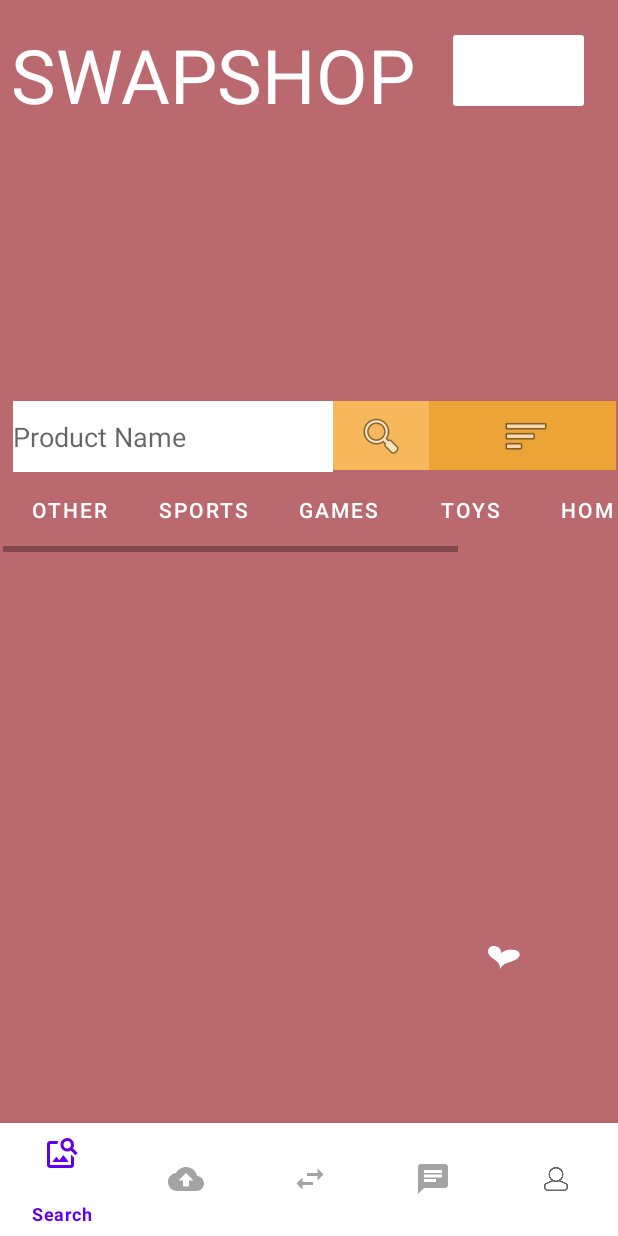
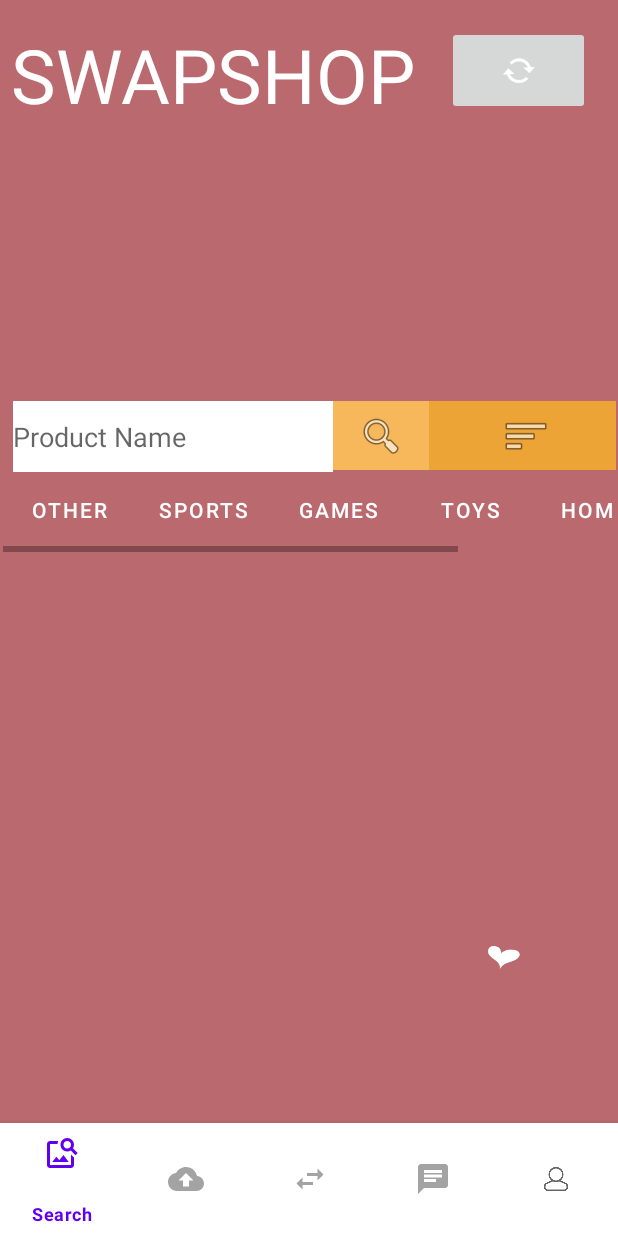
Before and after one commit to CC-SwapShop/TestRepo, an Android app: the UserMenu screen opened directly, with no data from a screen before it, on a phone screen of 412 x 824 dp. Run offline under Robolectric (Android 15) with nearby library versions, the phone set to English and light mode, and no system bars; our stand-ins replace Firebase (no records; nobody signed in at launch, a user with empty details on screens opened directly), Picasso; pictures from the network do not load.

Commit message:
Sprint 4

```diff
--- a/app/src/main/res/layout/activity_user_menu.xml
+++ b/app/src/main/res/layout/activity_user_menu.xml
@@ -50,11 +50,10 @@
         android:layout_marginStart="15dp"
         android:layout_marginTop="17dp"
         android:layout_marginEnd="15dp"
-        android:backgroundTint="@color/white"
         app:layout_constraintEnd_toEndOf="parent"
         app:layout_constraintStart_toEndOf="@+id/textView13"
         app:layout_constraintTop_toTopOf="parent"
-        app:srcCompat="@color/white"
+        app:srcCompat="@android:drawable/stat_notify_sync_noanim"
         tools:ignore="SpeakableTextPresentCheck" />
 
 </androidx.constraintlayout.widget.ConstraintLayout>
```
